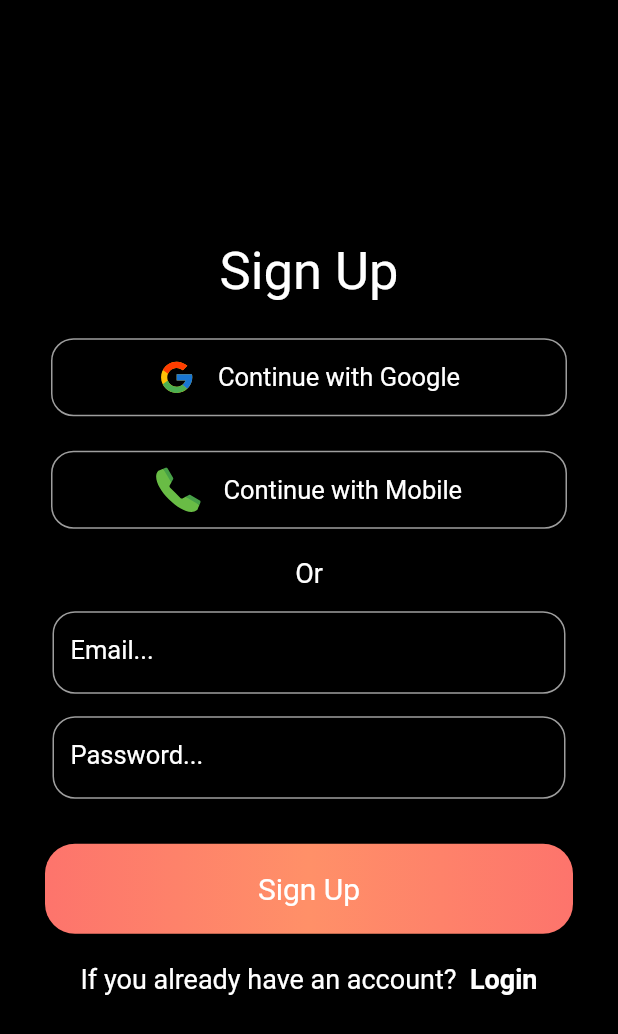
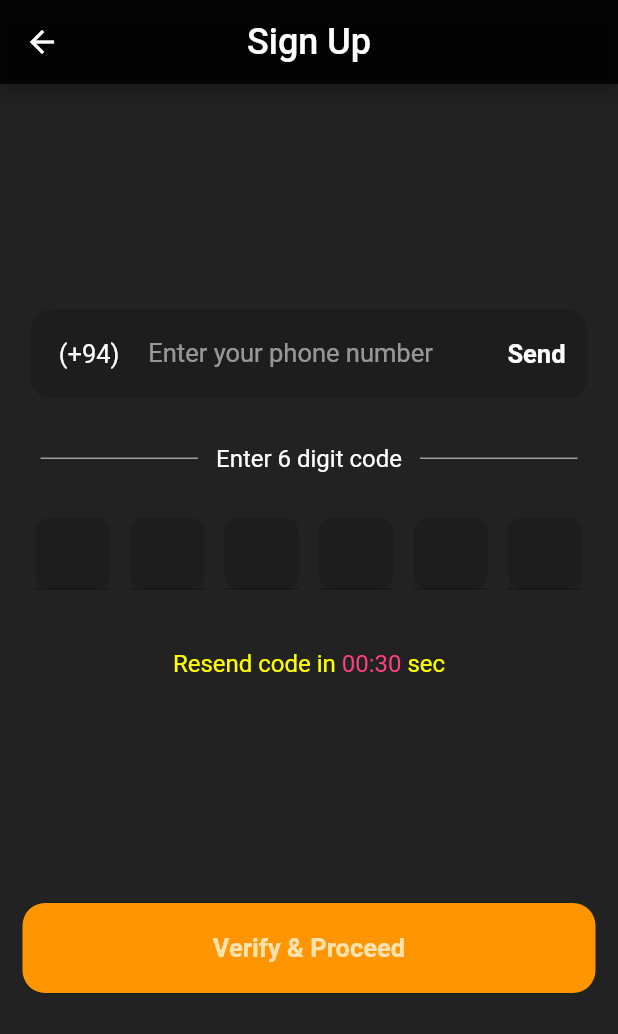
Before and after one commit to nimnagunasekera/To-Do-App, a Flutter app: the screen it shows after launch, after a tap on "Continue with Mobile", on a phone screen of 412 x 824 dp. Shown: the top 1034 px of the screen. Run offline on Flutter 3.47's test engine with Material 2 defaults, Android fonts, the phone set to English and light mode, and no system bars; drawn by our look-alikes of otp_text_field; our stand-ins replace firebase_auth, firebase_core, flutter_secure_storage, flutter_svg, google_sign_in; accounts and stored records are empty; network calls fail.

Commit message:
Phone Auth and OTP pages

```diff
--- a/lib/main.dart
+++ b/lib/main.dart
@@ -5,7 +5,7 @@ import 'package:todo/pages/home_page.dart';
 import 'package:todo/pages/sign_up_page.dart';
 import 'package:todo/service/auth_service.dart';
 import 'firebase_options.dart';
-import 'package:firebase_auth/firebase_auth.dart' as firebase_auth;
+// import 'package:firebase_auth/firebase_auth.dart' as firebase_auth;
 
 Future<void> main() async {
   WidgetsFlutterBinding.ensureInitialized();
@@ -26,7 +26,6 @@ class _MyAppState extends State<MyApp> {
 
   @override
   void initState() {
-    // TODO: implement initState
     super.initState();
     checkLogin();
   }
--- /dev/null
+++ b/lib/pages/phone_auth_page.dart
@@ -0,0 +1,204 @@
+import 'dart:async';
+
+import 'package:flutter/material.dart';
+import 'package:otp_text_field/otp_text_field.dart';
+import 'package:otp_text_field/style.dart';
+
+class PhoneAuthPage extends StatefulWidget {
+  const PhoneAuthPage({super.key});
+
+  @override
+  State<PhoneAuthPage> createState() => _PhoneAuthPageState();
+}
+
+class _PhoneAuthPageState extends State<PhoneAuthPage> {
+  int start = 30;
+  bool wait = false;
+  String buttonName = "Send";
+
+  @override
+  Widget build(BuildContext context) {
+    return Scaffold(
+      backgroundColor: Colors.black87,
+      appBar: AppBar(
+        backgroundColor: Colors.black87,
+        title: const Text(
+          "Sign Up",
+          style: TextStyle(color: Colors.white, fontSize: 24),
+        ),
+        centerTitle: true,
+      ),
+      // ignore: sized_box_for_whitespace
+      body: Container(
+        height: MediaQuery.of(context).size.height,
+        width: MediaQuery.of(context).size.width,
+        child: SingleChildScrollView(
+          child: Column(
+            children: [
+              const SizedBox(
+                height: 150,
+              ),
+              textField(),
+              const SizedBox(
+                height: 30,
+              ),
+              // ignore: sized_box_for_whitespace
+              Container(
+                width: MediaQuery.of(context).size.width - 30,
+                child: Row(
+                  children: [
+                    Expanded(
+                      child: Container(
+                        height: 1,
+                        color: Colors.grey,
+                        margin: const EdgeInsets.symmetric(horizontal: 12),
+                      ),
+                    ),
+                    const Text(
+                      "Enter 6 digit code",
+                      style: TextStyle(fontSize: 16, color: Colors.white),
+                    ),
+                    Expanded(
+                      child: Container(
+                        height: 1,
+                        color: Colors.grey,
+                        margin: const EdgeInsets.symmetric(horizontal: 12),
+                      ),
+                    ),
+                  ],
+                ),
+              ),
+              const SizedBox(
+                height: 30,
+              ),
+              otpField(),
+              const SizedBox(
+                height: 40,
+              ),
+              RichText(
+                  text: TextSpan(
+                children: [
+                  const TextSpan(
+                    text: "Resend code in ",
+                    style: TextStyle(fontSize: 16, color: Colors.yellowAccent),
+                  ),
+                  TextSpan(
+                    text: "00:$start",
+                    style:
+                        const TextStyle(fontSize: 16, color: Colors.pinkAccent),
+                  ),
+                  const TextSpan(
+                    text: " sec",
+                    style: TextStyle(fontSize: 16, color: Colors.yellowAccent),
+                  ),
+                ],
+              )),
+              const SizedBox(
+                height: 150,
+              ),
+              Container(
+                  height: 60,
+                  width: MediaQuery.of(context).size.width - 30,
+                  decoration: BoxDecoration(
+                      color: const Color(0xffff9601),
+                      borderRadius: BorderRadius.circular(15)),
+                  child: const Center(
+                    child: Text(
+                      "Verify & Proceed",
+                      style: TextStyle(
+                          fontSize: 17,
+                          color: Color(0xfffbe2ae),
+                          fontWeight: FontWeight.w700),
+                    ),
+                  ))
+            ],
+          ),
+        ),
+      ),
+    );
+  }
+
+  void startTimer() {
+    const onsec = Duration(seconds: 1);
+    Timer _timer = Timer.periodic(onsec, (timer) {
+      if (start == 0) {
+        setState(() {
+          timer.cancel();
+          wait = false;
+        });
+      } else {
+        setState(() {
+          start--;
+        });
+      }
+    });
+  }
+
+  Widget otpField() {
+    return OTPTextField(
+      length: 6,
+      width: MediaQuery.of(context).size.width - 34,
+      fieldWidth: 50,
+      otpFieldStyle: OtpFieldStyle(
+        backgroundColor: const Color(0xff1d1d1d),
+        borderColor: Colors.white,
+        focusBorderColor: Colors.white,
+      ),
+      style: const TextStyle(fontSize: 17, color: Colors.white),
+      textFieldAlignment: MainAxisAlignment.spaceAround,
+      fieldStyle: FieldStyle.underline,
+      onCompleted: (pin) {
+        // ignore: avoid_print
+        print("Completed: $pin");
+      },
+    );
+  }
+
+  Widget textField() {
+    return Container(
+      width: MediaQuery.of(context).size.width - 40,
+      height: 60,
+      decoration: BoxDecoration(
+          color: const Color(0xff1d1d1d),
+          borderRadius: BorderRadius.circular(15)),
+      child: TextFormField(
+        decoration: InputDecoration(
+          border: InputBorder.none,
+          hintText: "Enter your phone number",
+          hintStyle: const TextStyle(color: Colors.white54, fontSize: 17),
+          contentPadding:
+              const EdgeInsets.symmetric(vertical: 19, horizontal: 8),
+          prefixIcon: const Padding(
+            padding: EdgeInsets.symmetric(vertical: 14, horizontal: 15),
+            child: Text(
+              " (+94) ",
+              style: TextStyle(color: Colors.white, fontSize: 17),
+            ),
+          ),
+          suffixIcon: InkWell(
+            onTap: wait
+                ? null
+                : () {
+                    startTimer();
+                    setState(() {
+                      start = 30;
+                      wait = true;
+                      buttonName = "Resend";
+                    });
+                  },
+            child: Padding(
+              padding: const EdgeInsets.symmetric(vertical: 20, horizontal: 15),
+              child: Text(
+                buttonName,
+                style: TextStyle(
+                    color: wait ? Colors.grey : Colors.white,
+                    fontSize: 17,
+                    fontWeight: FontWeight.bold),
+              ),
+            ),
+          ),
+        ),
+      ),
+    );
+  }
+}
--- a/lib/pages/sign_up_page.dart
+++ b/lib/pages/sign_up_page.dart
@@ -4,6 +4,7 @@ import 'package:flutter/material.dart';
 import 'package:flutter_svg/flutter_svg.dart';
 import 'package:firebase_auth/firebase_auth.dart' as firebase_auth;
 import 'package:todo/pages/home_page.dart';
+import 'package:todo/pages/phone_auth_page.dart';
 import 'package:todo/pages/sign_in_page.dart';
 import 'package:todo/service/auth_service.dart';
 
@@ -49,7 +50,10 @@ class _SignUpPageState extends State<SignUpPage> {
               SizedBox(
                 height: 15,
               ),
-              buttonItem("assets/phone.svg", "Continue with Mobile", 30, () {}),
+              buttonItem("assets/phone.svg", "Continue with Mobile", 30, () {
+                Navigator.push(context,
+                    MaterialPageRoute(builder: (_) => PhoneAuthPage()));
+              }),
               SizedBox(
                 height: 15,
               ),
--- a/lib/service/auth_service.dart
+++ b/lib/service/auth_service.dart
@@ -68,6 +68,8 @@ class AuthClass {
       await _googleSignIn.signOut();
       await auth.signOut();
       await storage.delete(key: "token");
+      // ignore: empty_catches
     } catch (e) {}
+    return null;
   }
 }
--- a/pubspec.yaml
+++ b/pubspec.yaml
@@ -40,6 +40,7 @@ dependencies:
   flutter_svg: ^2.0.6
   google_sign_in: ^6.1.0
   flutter_secure_storage: ^8.0.0
+  otp_text_field: ^1.1.3
 
 dev_dependencies:
   flutter_test:
```
Also changed, not shown: pubspec.lock.
